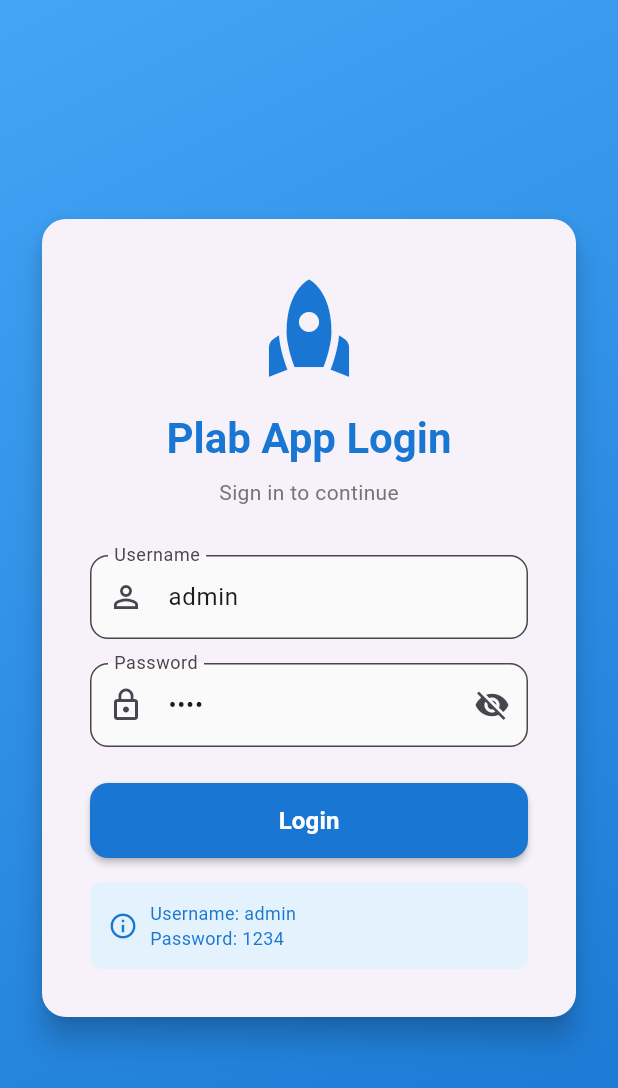
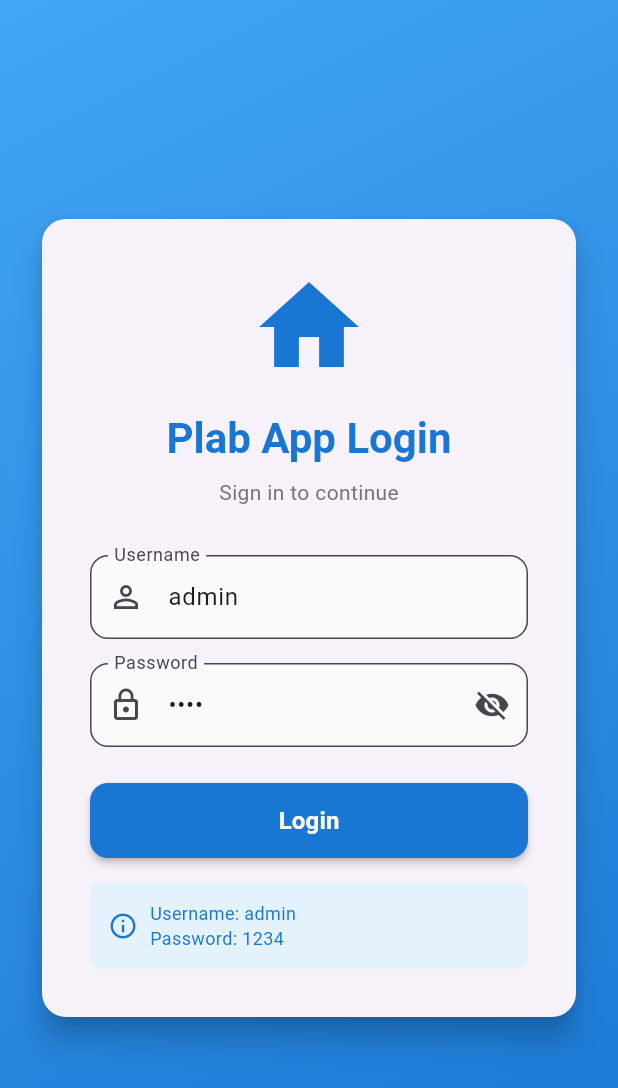
Before and after one commit to phutaneatK/plab_app, a Flutter app: the screen it shows after launch, on a phone screen of 412 x 824 dp. Shown: the top 1088 px of the screen. Run offline on Flutter 3.47's test engine with Material 3 defaults, Android fonts, the phone set to English and light mode, and no system bars; our stand-ins replace equatable, flutter_bloc, get_it; missing offline and left inert: plab_api.

Commit message:
feat : update icon login_page

```diff
--- a/lib/presentation/login/pages/login_page.dart
+++ b/lib/presentation/login/pages/login_page.dart
@@ -84,7 +84,7 @@ class _LoginPageState extends State<LoginPage> {
                       children: [
                         // Logo
                         Icon(
-                          Icons.rocket,
+                          Icons.home,
                           size: 80,
                           color: Colors.blue.shade700,
                         ),
```
